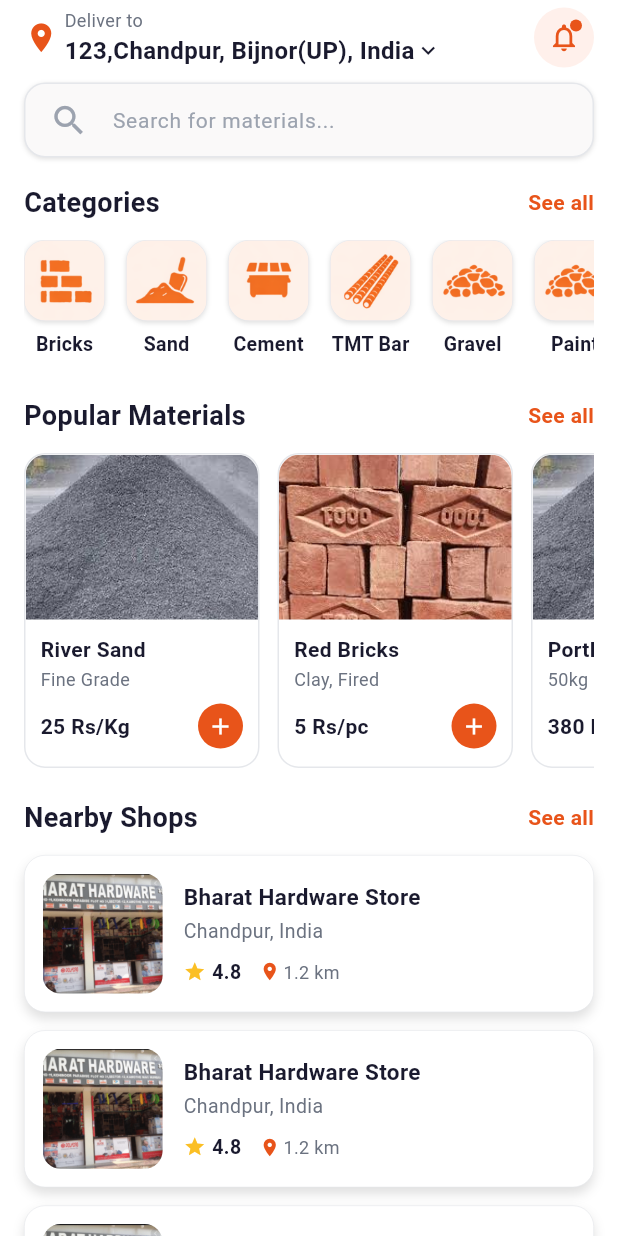
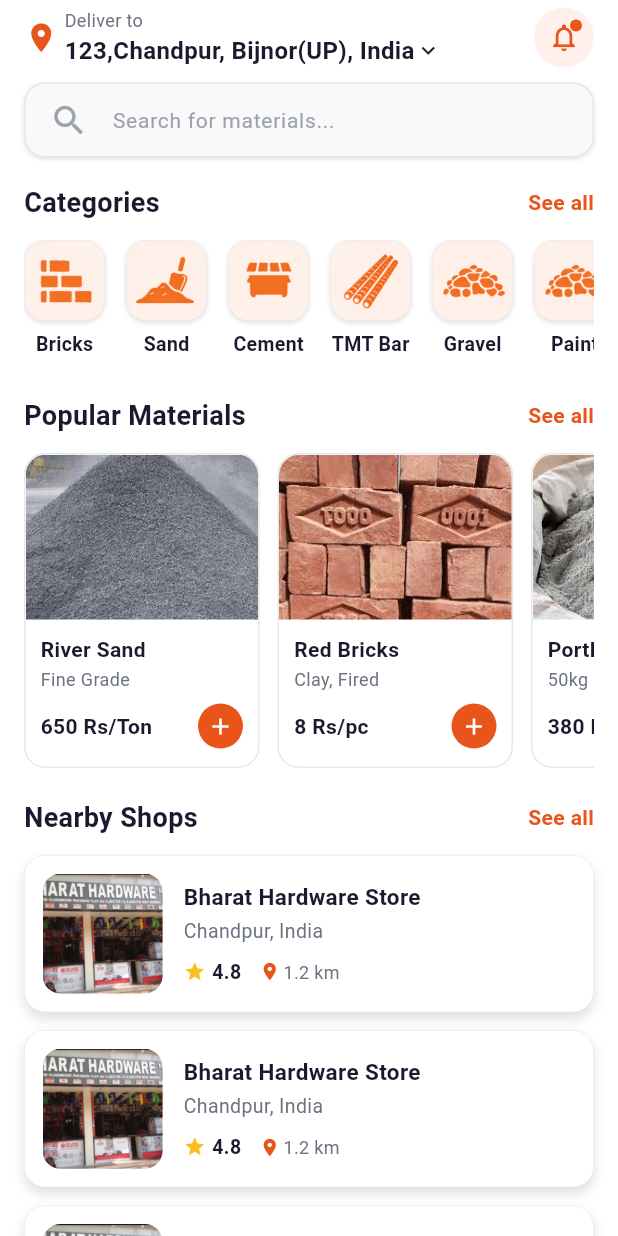
Before and after one commit to AK-Alok/MatGet, a Flutter app: the HomeScreen screen opened directly, on a phone screen of 412 x 824 dp. Run offline on Flutter 3.47's test engine with Material 3 defaults, Android fonts, the phone set to English and light mode, and no system bars; our stand-ins replace firebase_auth, firebase_core; accounts and stored records are empty.

Commit message:
progress work

```diff
--- a/lib/screens/home_screen.dart
+++ b/lib/screens/home_screen.dart
@@ -696,7 +696,7 @@ class HomeScreen extends StatelessWidget {
                       child: _buildMaterialCard(
                         "River Sand",
                         "Fine Grade",
-                        "25 Rs/Kg",
+                        "650 Rs/Ton",
                         "assets/images/sand.jpeg",
                       ),
                     ),
@@ -716,7 +716,7 @@ class HomeScreen extends StatelessWidget {
                       child: _buildMaterialCard(
                         "Red Bricks",
                         "Clay, Fired",
-                        "5 Rs/pc",
+                        "8 Rs/pc",
                         "assets/images/bricks.jpeg",
                       ),
                     ),
@@ -737,7 +737,7 @@ class HomeScreen extends StatelessWidget {
                         "Portland Cement",
                         "50kg Bag",
                         "380 Rs/bag",
-                        "assets/images/sand.jpeg",
+                        "assets/images/Cement.png",
                       ),
                     ),
                   ),
@@ -757,7 +757,7 @@ class HomeScreen extends StatelessWidget {
                         "TMT Steel Bar",
                         "12mm, Fe500",
                         "65 Rs/kg",
-                        "assets/images/bricks.jpeg",
+                        "assets/images/tmt_baar.jpg",
                       ),
                     ),
                   ),
```
Also changed, not shown: lib/screens/cart_screen.dart (+5 -5 lines), lib/screens/order_history_screen.dart (+4 -4 lines), lib/screens/product_detail_page.dart (+4 -4 lines), assets/images/Cement.png (added), assets/images/tmt_baar.jpg (added).
